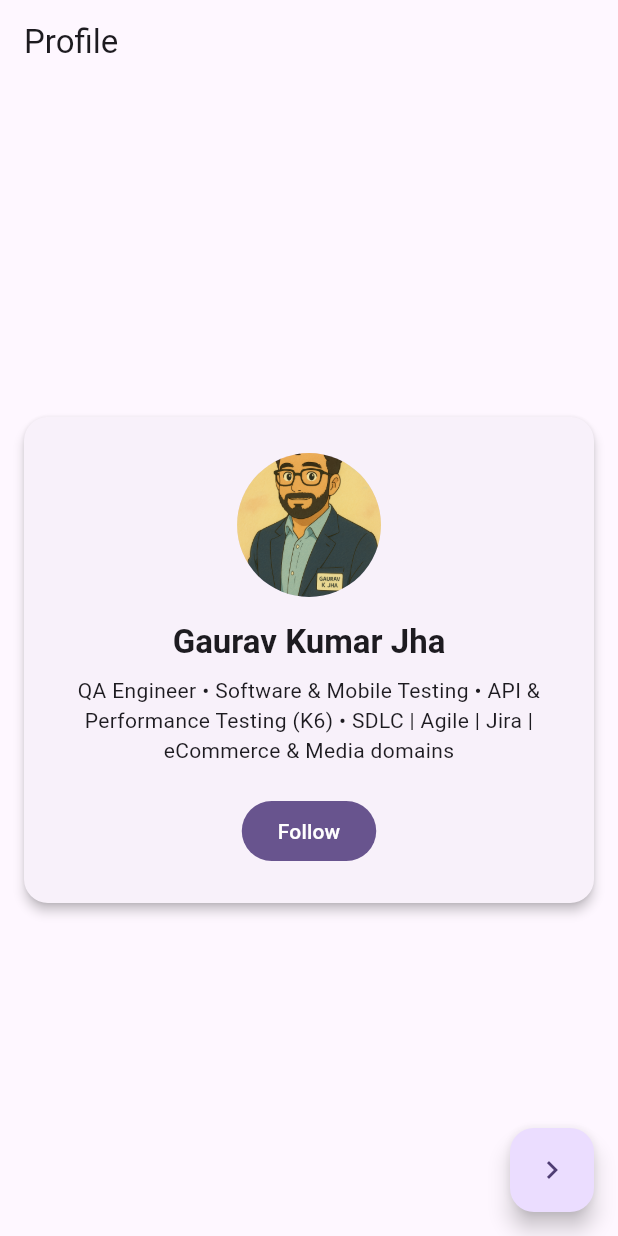
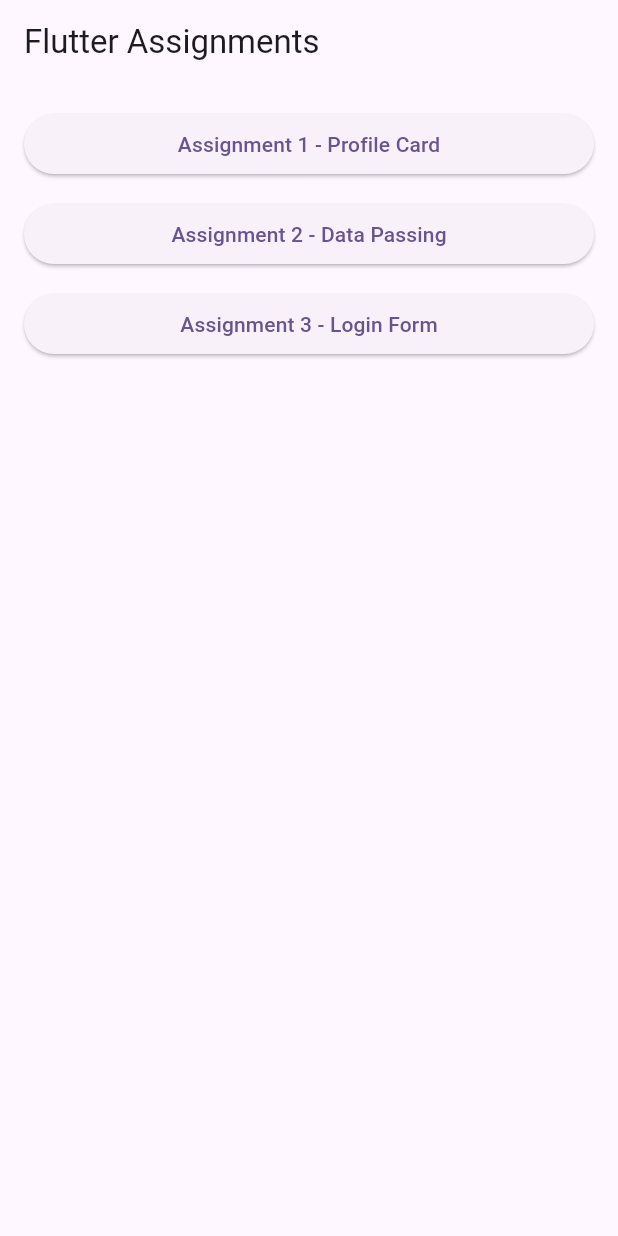
Before and after one commit to GauravKJha1212/Flutter-Assignment, a Flutter app: the screen it shows after launch, on a phone screen of 412 x 824 dp. Run offline on Flutter 3.47's test engine with Material 3 defaults, Android fonts, the phone set to English and light mode, and no system bars.

```diff
--- a/lib/main.dart
+++ b/lib/main.dart
@@ -1,114 +1,69 @@
 import 'package:flutter/material.dart';
+import 'assignment1/profile_card_screen.dart';
 import 'assignment2/home_screen.dart';
+import 'assignment3/login_screen.dart';
 
-void main() => runApp(const ProfileCardDemo());
+void main() => runApp(const AssignmentsApp());
 
-/// Root widget that injects [ProfileScreen] and global theme.
-class ProfileCardDemo extends StatelessWidget {
-  const ProfileCardDemo({super.key});
+/// Root app that provides navigation to all assignments.
+class AssignmentsApp extends StatelessWidget {
+  const AssignmentsApp({super.key});
 
   @override
   Widget build(BuildContext context) {
     return MaterialApp(
-      title: 'Profile Card Demo',
+      title: 'Flutter Assignments',
       theme: ThemeData(
         colorSchemeSeed: Colors.deepPurple,
         useMaterial3: true,
       ),
       debugShowCheckedModeBanner: false,
-      home: const ProfileScreen(),
+      home: const HomeScreen(),
     );
   }
 }
 
-/// Top-level screen; keeps the card centred.
-class ProfileScreen extends StatelessWidget {
-  const ProfileScreen({super.key});
+/// Main menu screen listing all assignments.
+class HomeScreen extends StatelessWidget {
+  const HomeScreen({super.key});
 
   @override
-  Widget build(BuildContext context) => Scaffold(
-        appBar: AppBar(title: const Text('Profile')),
-        body: const Center(
-          child: ProfileCard(
-            name: 'Gaurav Kumar Jha',
-            description:
-                'QA Engineer • Software & Mobile Testing • API & Performance '
-                'Testing (K6) • SDLC | Agile | Jira | eCommerce & Media domains',
-            imagePath: 'assets/images/profile_picture.png',
-          ),
-        ),
-        floatingActionButton: FloatingActionButton(
+  Widget build(BuildContext context) {
+    return Scaffold(
+      appBar: AppBar(title: const Text('Flutter Assignments')),
+      body: ListView(
+        padding: const EdgeInsets.all(16),
+        children: [
+          ElevatedButton(
             onPressed: () {
               Navigator.push(
                 context,
-              MaterialPageRoute(
-                builder: (_) => const Assignment2HomeScreen(),
-              ),
+                MaterialPageRoute(builder: (_) => const ProfileCardScreen()),
               );
             },
-          child: const Icon(Icons.navigate_next),
+            child: const Text('Assignment 1 - Profile Card'),
           ),
+          const SizedBox(height: 12),
+          ElevatedButton(
+            onPressed: () {
+              Navigator.push(
+                context,
+                MaterialPageRoute(builder: (_) => const Assignment2HomeScreen()),
               );
-}
-
-/// Reusable card widget with internal “Follow” state.
-class ProfileCard extends StatefulWidget {
-  const ProfileCard({
-    super.key,
-    required this.name,
-    required this.description,
-    required this.imagePath,
-  });
-
-  final String name;
-  final String description;
-  final String imagePath;
-
-  @override
-  State<ProfileCard> createState() => _ProfileCardState();
-}
-
-class _ProfileCardState extends State<ProfileCard> {
-  bool _isFollowing = false;
-
-  void _toggleFollow() => setState(() => _isFollowing = !_isFollowing);
-
-  @override
-  Widget build(BuildContext context) {
-    return Card(
-      elevation: 3,
-      margin: const EdgeInsets.all(16),
-      shape: RoundedRectangleBorder(borderRadius: BorderRadius.circular(16)),
-      child: Padding(
-        padding: const EdgeInsets.all(24),
-        child: Column(
-          mainAxisSize: MainAxisSize.min,
-          children: [
-            CircleAvatar(
-              radius: 48,
-              backgroundImage: AssetImage(widget.imagePath),
+            },
+            child: const Text('Assignment 2 - Data Passing'),
           ),
-            const SizedBox(height: 16),
-            Text(
-              widget.name,
-              style: Theme.of(context)
-                  .textTheme
-                  .titleLarge
-                  ?.copyWith(fontWeight: FontWeight.bold),
-            ),
-            const SizedBox(height: 8),
-            Text(
-              widget.description,
-              textAlign: TextAlign.center,
-              style: Theme.of(context).textTheme.bodyMedium,
-            ),
-            const SizedBox(height: 20),
-            FilledButton(
-              onPressed: _toggleFollow,
-              child: Text(_isFollowing ? 'Following' : 'Follow'),
+          const SizedBox(height: 12),
+          ElevatedButton(
+            onPressed: () {
+              Navigator.push(
+                context,
+                MaterialPageRoute(builder: (_) => const LoginScreen()),
+              );
+            },
+            child: const Text('Assignment 3 - Login Form'),
           ),
         ],
-        ),
       ),
     );
   }
```
Also changed, not shown: lib/assignment1/profile_card_screen.dart (added, +85 -0 lines), lib/assignment3/login_screen.dart (added, +83 -0 lines). Lines whose indentation alone changed are shown as unchanged.
